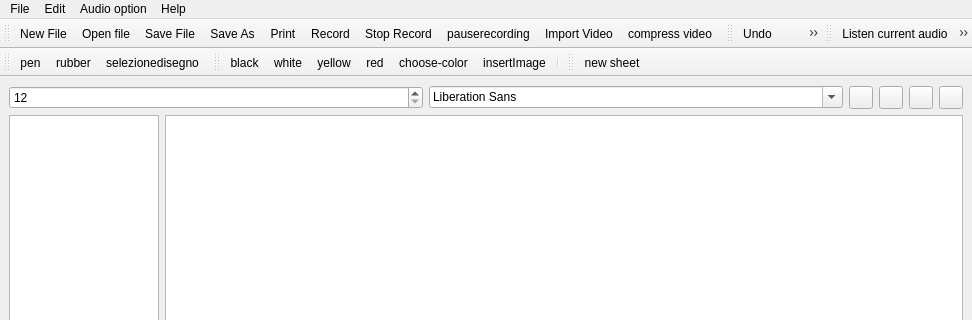
Above: src/mainwindow.ui from giacomogroppi/writernote-qt before the change; both pictures show x 0 to 972 and y 0 to 320 of the 972 by 670 pixel window. Below: the same form after it.
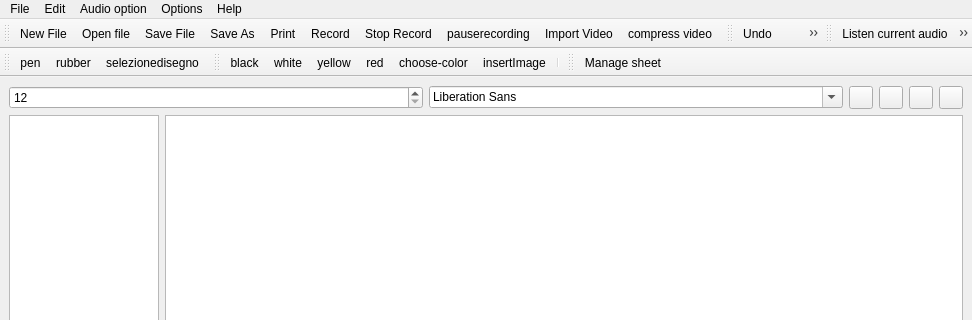
That is the form after the change. Icons and pictures are not drawn.

Diff of the .ui file:
```diff
--- a/src/mainwindow.ui
+++ b/src/mainwindow.ui
@@ -230,9 +230,16 @@
     <addaction name="actionCheck_update"/>
     <addaction name="actionBug_report"/>
    </widget>
+   <widget class="QMenu" name="menuOptions">
+    <property name="title">
+     <string>Options</string>
+    </property>
+    <addaction name="actionnew_sheet"/>
+   </widget>
    <addaction name="menuWriternote"/>
    <addaction name="menuEdit"/>
    <addaction name="menuAudio_option"/>
+   <addaction name="menuOptions"/>
    <addaction name="menuHelp"/>
   </widget>
   <widget class="QToolBar" name="mainbar">
@@ -695,7 +702,7 @@
      <normaloff>:/image/images/new-sheetpng</normaloff>:/image/images/new-sheetpng</iconset>
    </property>
    <property name="text">
-    <string>new sheet</string>
+    <string>Manage sheet</string>
    </property>
   </action>
   <action name="actionAuto_Save">
```
